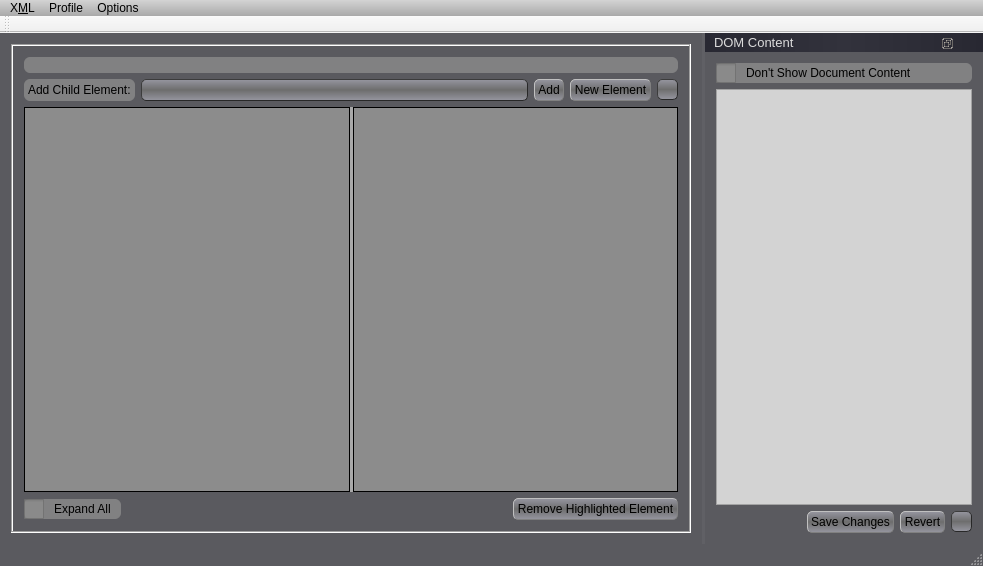
The window that GCXMLGenerator/gcmainwindow.ui (goblincoding/xmlmill) describes before a commit, drawn with Qt 5.
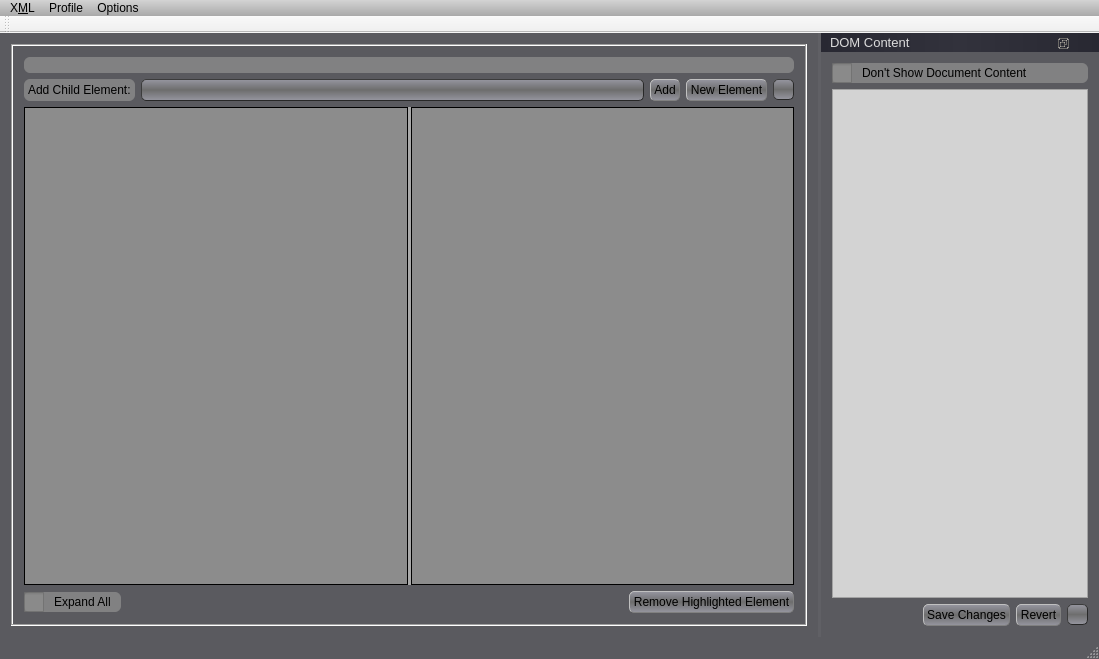
The same window after the commit. Icons and pictures are not drawn.

```diff
--- a/GCXMLGenerator/gcmainwindow.ui
+++ b/GCXMLGenerator/gcmainwindow.ui
@@ -6,8 +6,8 @@
    <rect>
     <x>0</x>
     <y>0</y>
-    <width>983</width>
-    <height>566</height>
+    <width>1099</width>
+    <height>659</height>
    </rect>
   </property>
   <property name="windowTitle">
@@ -720,7 +720,7 @@
     <rect>
      <x>0</x>
      <y>0</y>
-     <width>983</width>
+     <width>1099</width>
      <height>18</height>
     </rect>
    </property>
```
